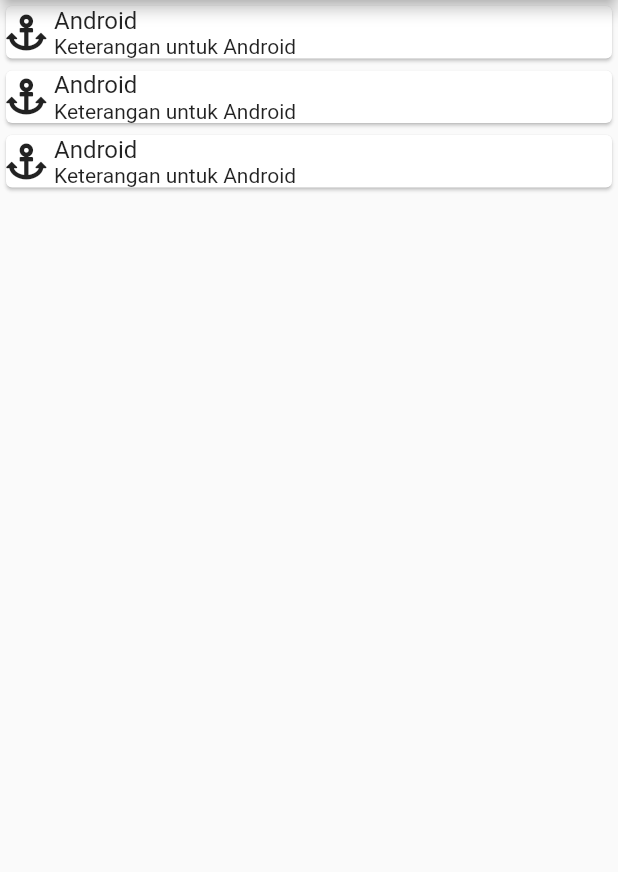
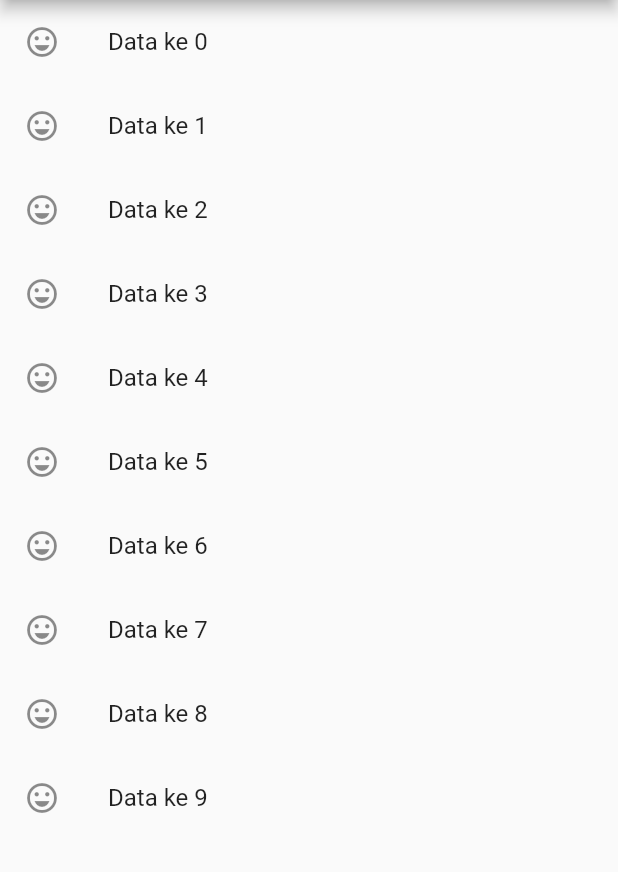
Before and after one commit to imamsutono/flutter_listview, a Flutter app: the screen it shows after launch, on a phone screen of 412 x 824 dp, the part 84-956 px from its top. Run offline on Flutter 3.47's test engine with Material 2 defaults, Android fonts, the phone set to English and light mode, and no system bars; our stand-ins replace font_awesome_flutter.

Commit message:
Replace CardView with ListView builder

```diff
--- a/lib/main.dart
+++ b/lib/main.dart
@@ -11,6 +11,8 @@ class MyApp extends StatefulWidget {
 }
 
 class _MyAppState extends State<MyApp> {
+  final List<String> data = new List<String>.generate(10, (i) => "Data ke $i");
+
   @override
   Widget build(BuildContext context) {
     return MaterialApp(
@@ -20,12 +22,14 @@ class _MyAppState extends State<MyApp> {
             "ListView"
           ),
         ),
-        body: ListView(
-          children: <Widget>[
-            CardView(),
-            CardView(),
-            CardView(),
-          ],
+        body: ListView.builder(
+          itemCount: data.length,
+          itemBuilder: (context, i) {
+            return new ListTile(
+              leading: Icon(Icons.sentiment_very_satisfied),
+              title: Text("${data[i]}"),
+            );
+          },
         ),
       ),
     );
```
